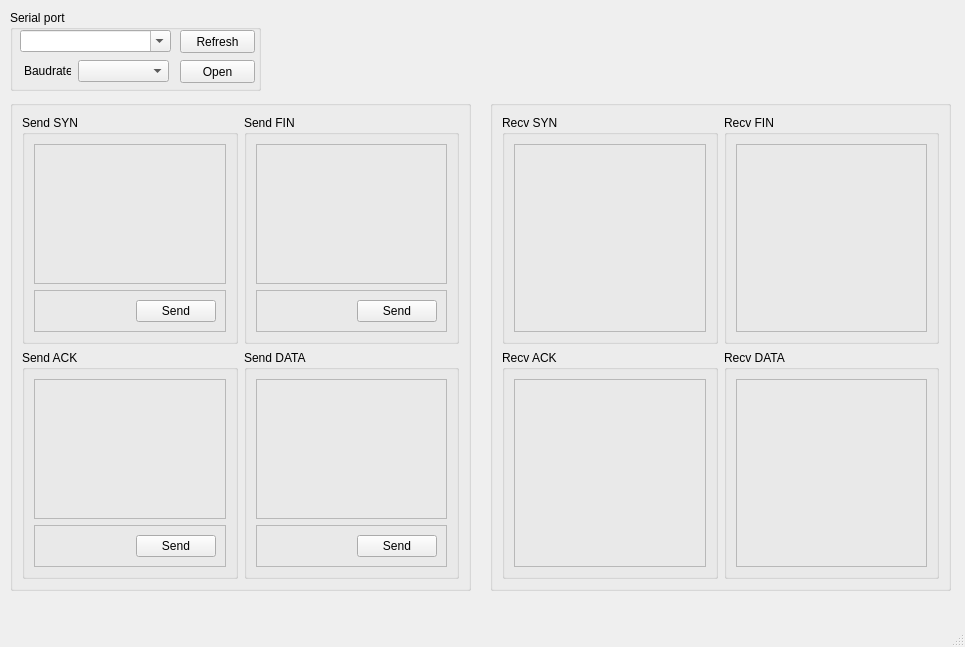
The window that TupTool/mainwindow.ui (gsusdev/tup) describes before a commit, drawn with Qt 5.
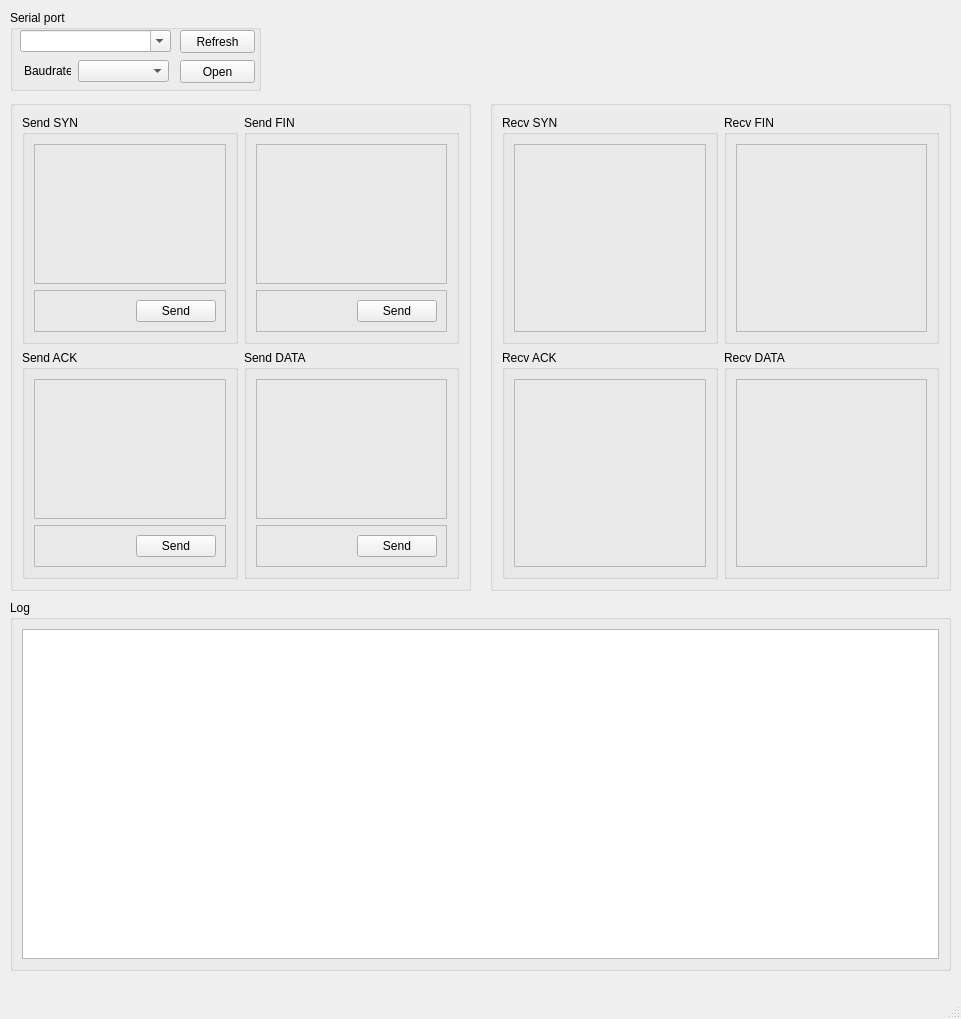
The same window after the commit.

Patch:
```diff
--- a/TupTool/mainwindow.ui
+++ b/TupTool/mainwindow.ui
@@ -6,8 +6,8 @@
    <rect>
     <x>0</x>
     <y>0</y>
-    <width>965</width>
-    <height>647</height>
+    <width>961</width>
+    <height>1019</height>
    </rect>
   </property>
   <property name="windowTitle">
@@ -431,6 +431,24 @@
      </item>
     </layout>
    </widget>
+   <widget class="QGroupBox" name="groupBox_4">
+    <property name="geometry">
+     <rect>
+      <x>10</x>
+      <y>600</y>
+      <width>941</width>
+      <height>371</height>
+     </rect>
+    </property>
+    <property name="title">
+     <string>Log</string>
+    </property>
+    <layout class="QGridLayout" name="gridLayout_11">
+     <item row="0" column="0">
+      <widget class="QPlainTextEdit" name="pteLog"/>
+     </item>
+    </layout>
+   </widget>
   </widget>
   <widget class="QMenuBar" name="menubar">
    <property name="geometry">
```
Left out of the diff: 2 changed lines with no effect on the pictures.
